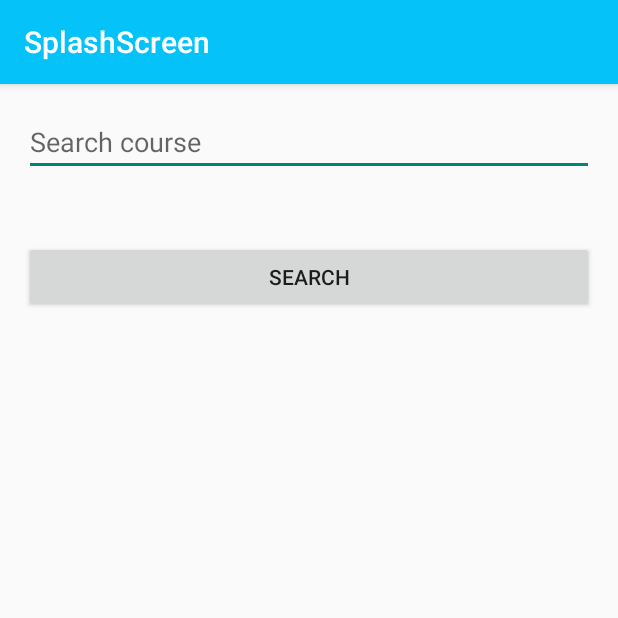
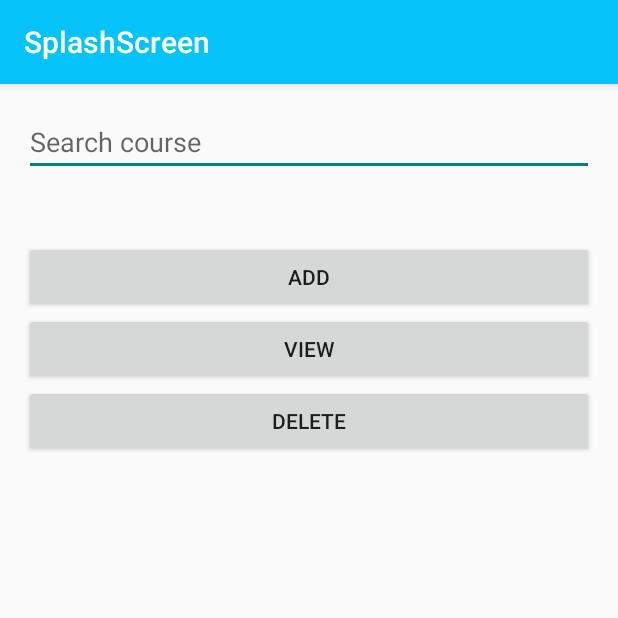
Before and after one commit to minervatea/unibookDesign, an Android app: the CreateTimeTable screen opened directly, with no data from a screen before it, on a phone screen of 412 x 824 dp, the top half of it. Run offline under Robolectric (Android 15) with nearby library versions, the phone set to English and light mode, and no system bars.

Commit message:
SQL done

```diff
--- a/app/src/main/java/com/example/splashscreen/CreateTimeTable.java
+++ b/app/src/main/java/com/example/splashscreen/CreateTimeTable.java
@@ -1,5 +1,6 @@
 package com.example.splashscreen;
 
+import android.database.Cursor;
 import android.os.Bundle;
 import android.view.View;
 import android.widget.ArrayAdapter;
@@ -7,19 +8,26 @@ import android.widget.AutoCompleteTextView;
 import android.widget.Button;
 import android.widget.Toast;
 
+import androidx.appcompat.app.AlertDialog;
 import androidx.appcompat.app.AppCompatActivity;
 
 public class CreateTimeTable extends AppCompatActivity {
 
     DatabaseHelper myDb;
     Button btnAddData;
+    Button btnViewAll;
+    Button btnDelete;
     AutoCompleteTextView editText;
+
+    /** Create a database OnCreate**/
     @Override
     protected void onCreate(Bundle savedInstanceState) {
         super.onCreate(savedInstanceState);
-        setContentView(R.layout.search_courses);
+        setContentView(R.layout.timetable_search_courses);
         myDb = new DatabaseHelper(this);
         btnAddData = (Button)findViewById(R.id.search);
+        btnViewAll = (Button)findViewById(R.id.view);
+        btnDelete = (Button)findViewById(R.id.delete);
 
         String[] courses = getResources().getStringArray(R.array.courses);
 
@@ -29,8 +37,12 @@ public class CreateTimeTable extends AppCompatActivity {
 
         editText.setAdapter(adapter);
         AddData();
+        ViewAll();
+        deleteData();
 
     }
+
+    /** Add data from user's input**/
 
     public void AddData(){
         btnAddData.setOnClickListener(
@@ -49,4 +61,55 @@ public class CreateTimeTable extends AppCompatActivity {
         );
     }
 
+    public void ViewAll(){
+        btnViewAll.setOnClickListener(
+                new View.OnClickListener(){
+                    @Override
+                    public void onClick(View view) {
+                        Cursor res = myDb.getAllData();
+                        if(res.getCount() == 0){
+                            /** When there is no data, show a message **/
+                            showMessage("Error","No data found");
+                            return;
+                        }
+
+                        StringBuffer buffer = new StringBuffer(); // going to get the data one by one and store here
+                        while(res.moveToNext()){
+                            /** Add index 1 of database column to the buffer **/
+                            buffer.append("COURSE :" + res.getString(1)+"\n");
+                        }
+
+                        showMessage("Data", buffer.toString());
+                    }
+                }
+        );
+    }
+
+    /** alert message for ViewAll method above **/
+    public void showMessage(String title, String message){
+        AlertDialog.Builder builder = new AlertDialog.Builder(this);
+        builder.setCancelable(true);
+        builder.setTitle(title);
+        builder.setMessage(message);
+        builder.show();
+
+    }
+
+    /** delete the data **/
+    public void deleteData(){
+        btnDelete.setOnClickListener(
+                new View.OnClickListener() {
+                    @Override
+                    public void onClick(View view) {
+                        Integer deletedRows = myDb.deleteData(editText.getText().toString());
+                        if(deletedRows >0)
+                            Toast.makeText(CreateTimeTable.this, "Data deleted", Toast.LENGTH_LONG).show();
+                        else
+                            Toast.makeText(CreateTimeTable.this,"Data not deleted", Toast.LENGTH_LONG).show();
+                    }
+
+                }
+        );
+    }
+
 }
--- a/app/src/main/res/layout/search_courses.xml
+++ b/app/src/main/res/layout/timetable_search_courses.xml
@@ -27,6 +27,18 @@
         android:id="@+id/search"
         android:layout_width="match_parent"
         android:layout_height="wrap_content"
-        android:text="Search" />
+        android:text="Add" />
+
+    <Button
+        android:id="@+id/view"
+        android:layout_width="match_parent"
+        android:layout_height="wrap_content"
+        android:text="View" />
+
+    <Button
+        android:id="@+id/delete"
+        android:layout_width="match_parent"
+        android:layout_height="wrap_content"
+        android:text="Delete" />
 
 </LinearLayout>
```
Also changed, not shown: app/src/main/java/com/example/splashscreen/DatabaseHelper.java (+21 -0 lines).
